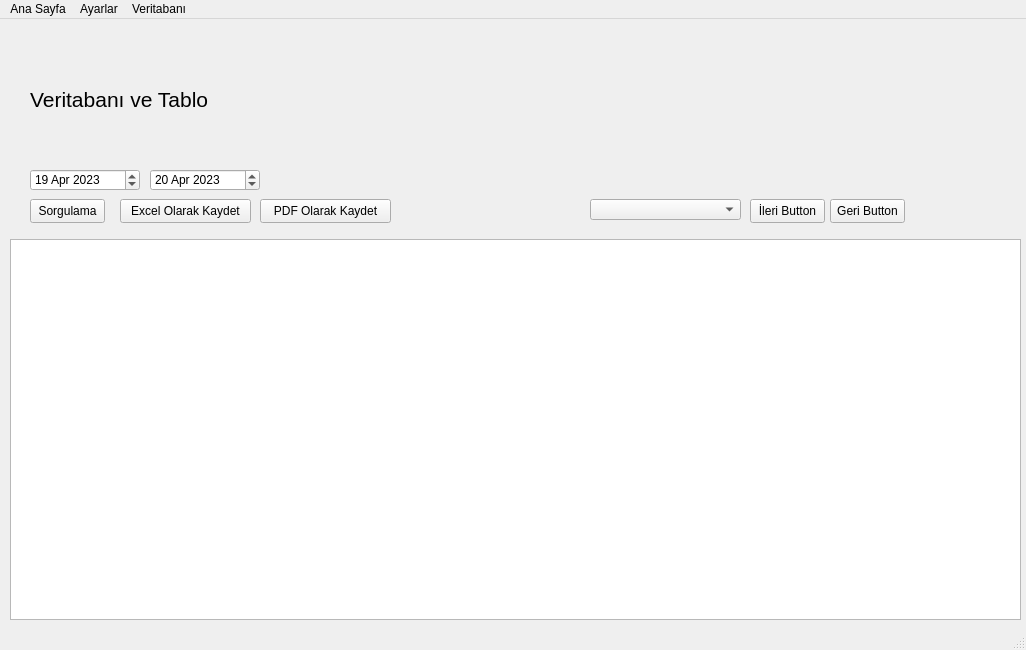
This is src/ui/arayuz.ui in ilkerAdanur/AdminTableTool as Qt 5 draws it before an edit. The edited form follows.
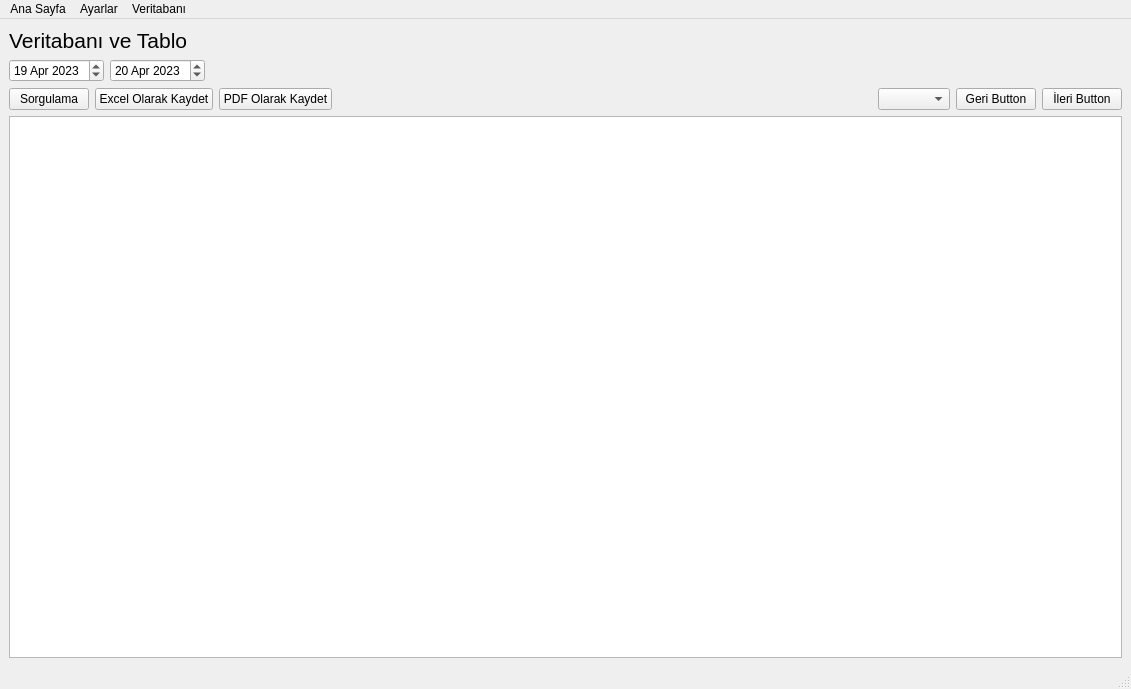
This is the edited form.

```diff
--- a/src/ui/arayuz.ui
+++ b/src/ui/arayuz.ui
@@ -6,23 +6,55 @@
    <rect>
     <x>0</x>
     <y>0</y>
-    <width>1026</width>
-    <height>650</height>
+    <width>1131</width>
+    <height>689</height>
    </rect>
   </property>
+  <property name="minimumSize">
+   <size>
+    <width>500</width>
+    <height>500</height>
+   </size>
+  </property>
   <property name="windowTitle">
    <string>MainWindow</string>
   </property>
   <widget class="QWidget" name="centralwidget">
+   <layout class="QVBoxLayout" name="verticalLayout_Main">
+    <item>
+     <widget class="QLabel" name="veritabaniLabel">
+      <property name="minimumSize">
+       <size>
+        <width>400</width>
+        <height>0</height>
+       </size>
+      </property>
+      <property name="maximumSize">
+       <size>
+        <width>16777215</width>
+        <height>80</height>
+       </size>
+      </property>
+      <property name="font">
+       <font>
+        <pointsize>16</pointsize>
+       </font>
+      </property>
+      <property name="text">
+       <string>Veritabanı ve Tablo</string>
+      </property>
+      <property name="alignment">
+       <set>Qt::AlignLeading|Qt::AlignLeft|Qt::AlignTop</set>
+      </property>
+      <property name="wordWrap">
+       <bool>true</bool>
+      </property>
+     </widget>
+    </item>
+    <item>
+     <layout class="QHBoxLayout" name="horizontalLayout_Dates">
+      <item>
    <widget class="QDateEdit" name="date_Baslangic">
-    <property name="geometry">
-     <rect>
-      <x>30</x>
-      <y>150</y>
-      <width>110</width>
-      <height>22</height>
-     </rect>
-    </property>
     <property name="dateTime">
      <datetime>
       <hour>18</hour>
@@ -34,15 +66,9 @@
      </datetime>
     </property>
    </widget>
+      </item>
+      <item>
    <widget class="QDateEdit" name="date_Bitis">
-    <property name="geometry">
-     <rect>
-      <x>150</x>
-      <y>150</y>
-      <width>110</width>
-      <height>22</height>
-     </rect>
-    </property>
     <property name="dateTime">
      <datetime>
       <hour>18</hour>
@@ -54,117 +80,99 @@
      </datetime>
     </property>
    </widget>
+      </item>
+      <item>
+       <spacer name="horizontalSpacer_Dates">
+        <property name="orientation">
+         <enum>Qt::Horizontal</enum>
+        </property>
+        <property name="sizeHint" stdset="0">
+         <size>
+          <width>40</width>
+          <height>20</height>
+         </size>
+        </property>
+       </spacer>
+      </item>
+     </layout>
+    </item>
+    <item>
+     <layout class="QHBoxLayout" name="horizontalLayout_Buttons">
+      <item>
    <widget class="QPushButton" name="btn_Sorgula">
-    <property name="geometry">
-     <rect>
-      <x>30</x>
-      <y>180</y>
-      <width>75</width>
-      <height>24</height>
-     </rect>
-    </property>
     <property name="text">
      <string>Sorgulama</string>
     </property>
    </widget>
-   <widget class="QTableWidget" name="tbl_Veri">
-    <property name="geometry">
-     <rect>
-      <x>10</x>
-      <y>220</y>
-      <width>1011</width>
-      <height>381</height>
-     </rect>
-    </property>
-   </widget>
+      </item>
+      <item>
    <widget class="QPushButton" name="btn_Excel">
-    <property name="geometry">
-     <rect>
-      <x>120</x>
-      <y>180</y>
-      <width>131</width>
-      <height>24</height>
-     </rect>
-    </property>
     <property name="text">
      <string>Excel Olarak Kaydet</string>
     </property>
    </widget>
+      </item>
+      <item>
    <widget class="QPushButton" name="btn_PDF">
-    <property name="geometry">
-     <rect>
-      <x>260</x>
-      <y>180</y>
-      <width>131</width>
-      <height>24</height>
-     </rect>
-    </property>
     <property name="text">
      <string>PDF Olarak Kaydet</string>
     </property>
    </widget>
-   <widget class="QComboBox" name="tarihSecCBox">
-    <property name="geometry">
-     <rect>
-      <x>590</x>
-      <y>180</y>
-      <width>151</width>
-      <height>21</height>
-     </rect>
-    </property>
-   </widget>
-   <widget class="QPushButton" name="ileriTarihButton">
-    <property name="geometry">
-     <rect>
-      <x>750</x>
-      <y>180</y>
-      <width>75</width>
-      <height>24</height>
-     </rect>
-    </property>
-    <property name="text">
-     <string>İleri Button</string>
-    </property>
-   </widget>
+      </item>
+      <item>
+       <spacer name="horizontalSpacer_Buttons">
+        <property name="orientation">
+         <enum>Qt::Horizontal</enum>
+        </property>
+        <property name="sizeType">
+         <enum>QSizePolicy::Expanding</enum>
+        </property>
+        <property name="sizeHint" stdset="0">
+         <size>
+          <width>40</width>
+          <height>20</height>
+         </size>
+        </property>
+       </spacer>
+      </item>
+      <item>
+       <widget class="QComboBox" name="tarihSecCBox"/>
+      </item>
+      <item>
    <widget class="QPushButton" name="geriTarihButton">
-    <property name="geometry">
-     <rect>
-      <x>830</x>
-      <y>180</y>
-      <width>75</width>
-      <height>24</height>
-     </rect>
-    </property>
     <property name="text">
      <string>Geri Button</string>
     </property>
    </widget>
-   <widget class="QLabel" name="veritabaniLabel">
-    <property name="geometry">
-     <rect>
-      <x>30</x>
-      <y>20</y>
-      <width>361</width>
-      <height>121</height>
-     </rect>
-    </property>
-    <property name="font">
-     <font>
-      <pointsize>16</pointsize>
-     </font>
-    </property>
+      </item>
+      <item>
+       <widget class="QPushButton" name="ileriTarihButton">
     <property name="text">
-     <string>Veritabanı ve Tablo</string>
-    </property>
-   </widget>
+         <string>İleri Button</string>
+        </property>
+       </widget>
+      </item>
+     </layout>
+    </item>
+    <item>
+     <widget class="QTableWidget" name="tbl_Veri">
+      <property name="sizePolicy">
+       <sizepolicy hsizetype="Expanding" vsizetype="Expanding">
+        <horstretch>0</horstretch>
+        <verstretch>0</verstretch>
+       </sizepolicy>
+      </property>
+     </widget>
+    </item>
+   </layout>
   </widget>
   <widget class="QMenuBar" name="menubar">
    <property name="geometry">
     <rect>
      <x>0</x>
      <y>0</y>
-     <width>1026</width>
-     <height>22</height>
+     <width>1131</width>
+     <height>26</height>
     </rect>
    </property>
    <widget class="QMenu" name="menuAna_Sayfa">
```
Left out of the diff: 47 changed lines with no effect on the pictures. Lines whose indentation alone changed are shown as unchanged.
